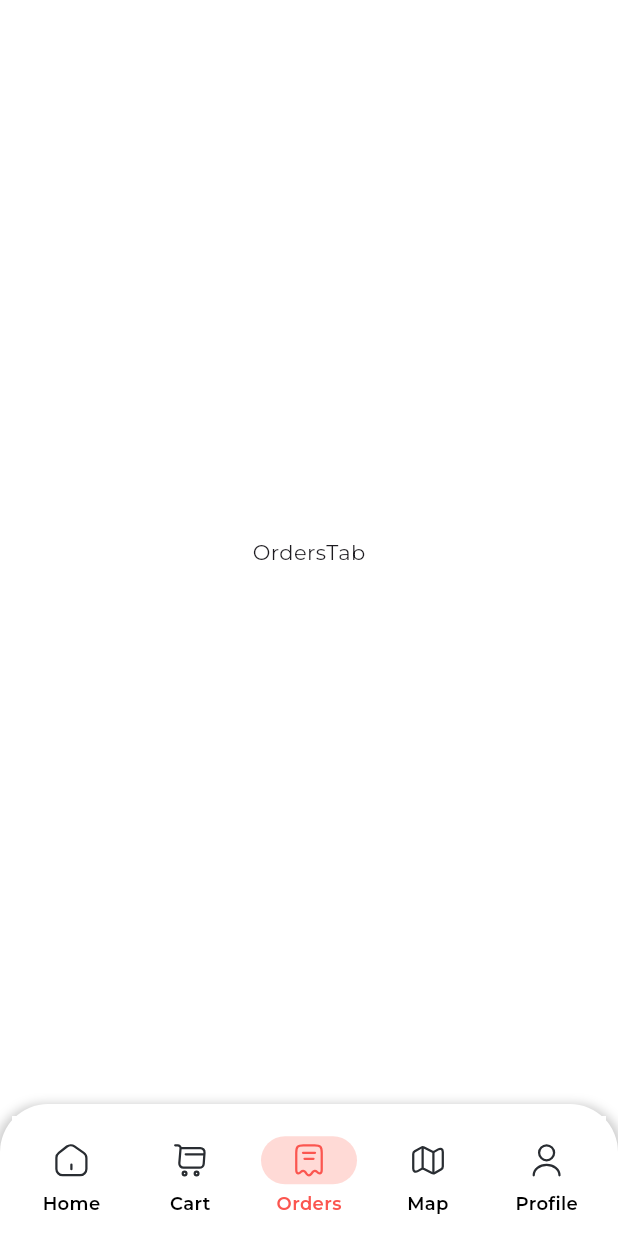
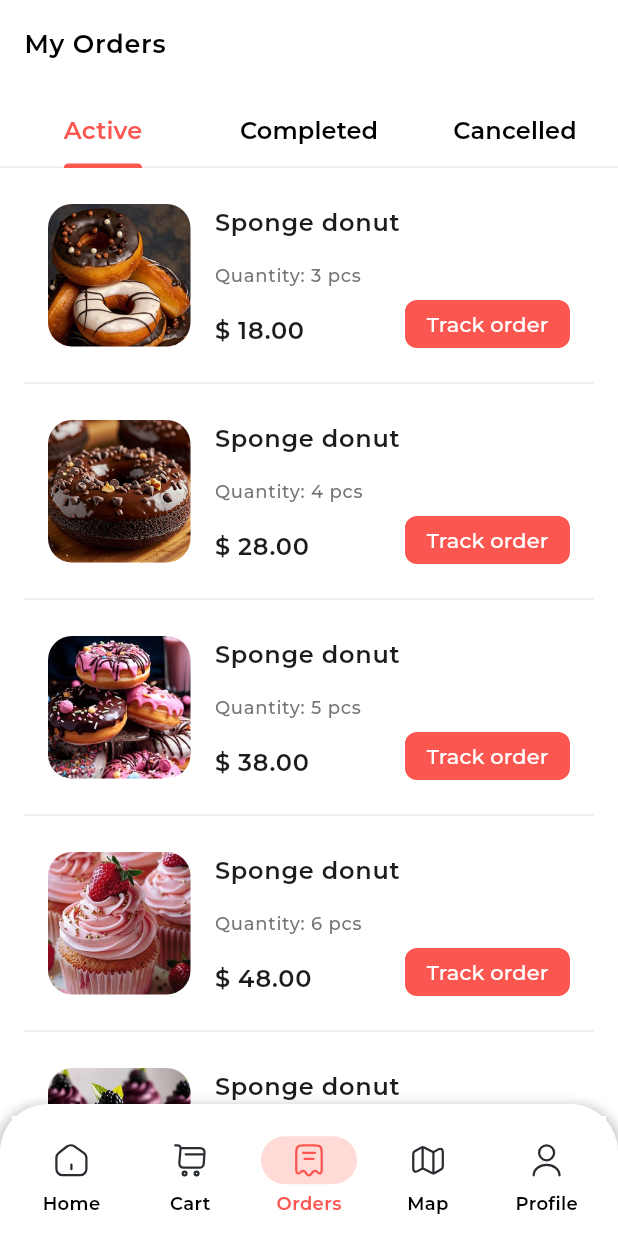
Before and after one commit to ales-dev-studio/Flutter-Sweet-Shop-App-UI, a Flutter app: the screen it shows after launch, item 3 of the bottom bar chosen, on a phone screen of 412 x 824 dp. Run offline on Flutter 3.47's test engine with Material 3 defaults, Android fonts, the phone set to English and light mode, and no system bars; our stand-ins replace bloc, carousel_slider, flutter_bloc, flutter_svg, google_fonts, readmore and 1 more.

Commit message:
Implement orders screen

```diff
--- a/lib/core/widgets/general_app_bar.dart
+++ b/lib/core/widgets/general_app_bar.dart
@@ -6,30 +6,46 @@ import '../theme/dimens.dart';
 import 'app_bordered_icon_button.dart';
 
 class GeneralAppBar extends StatelessWidget implements PreferredSizeWidget {
-  const GeneralAppBar({super.key, required this.title, this.actions});
+  const GeneralAppBar({
+    super.key,
+    required this.title,
+    this.actions,
+    this.showBackIcon = true,
+    this.bottom,
+    this.height,
+  });
 
   final String title;
   final List<Widget>? actions;
+  final bool showBackIcon;
+  final PreferredSizeWidget? bottom;
+  final double? height;
 
   @override
   Widget build(BuildContext context) {
     return AppBar(
       actions: actions,
       title: Text(title),
-      leading: Padding(
-        padding: const EdgeInsets.symmetric(horizontal: Dimens.largePadding),
+      leading:
+          showBackIcon
+              ? Padding(
+                padding: const EdgeInsets.symmetric(
+                  horizontal: Dimens.largePadding,
+                ),
                 child: AppBorderedIconButton(
                   iconPath: Assets.icons.arrowLeft,
                   onPressed: () {
                     appPop(context);
                   },
                 ),
-      ),
+              )
+              : null,
       leadingWidth: 90.0,
+      bottom: bottom,
     );
   }
 
   @override
   Size get preferredSize =>
-      Size.fromHeight(AppBar().preferredSize.height + 16.0);
+      Size.fromHeight(height ?? AppBar().preferredSize.height + 16.0);
 }
--- /dev/null
+++ b/lib/features/home_feature/presentation/widgets/orders_list_widget.dart
@@ -0,0 +1,110 @@
+import 'package:flutter/material.dart';
+import 'package:flutter_sweet_shop_app_ui/core/theme/theme.dart';
+
+import '../../../../core/theme/dimens.dart';
+import '../../../../core/widgets/app_button.dart';
+import '../../data/data_source/local/sample_data.dart';
+
+enum OrderType { active, completed, canceled }
+
+class OrdersListWidget extends StatelessWidget {
+  const OrdersListWidget({super.key, required this.orderType});
+
+  final OrderType orderType;
+
+  @override
+  Widget build(BuildContext context) {
+    final appColors = context.theme.appColors;
+    return ListView.separated(
+      itemCount: categoryProductsImage.length,
+      itemBuilder: (final context, final index) {
+        return Padding(
+          padding: const EdgeInsets.symmetric(
+            horizontal: Dimens.largePadding,
+            vertical: Dimens.veryLargePadding,
+          ),
+          child: Row(
+            spacing: Dimens.largePadding,
+            crossAxisAlignment: CrossAxisAlignment.start,
+            children: [
+              SizedBox(
+                height: 95,
+                width: 95,
+                child: ClipRRect(
+                  borderRadius: BorderRadius.circular(Dimens.corners),
+                  child: Image.asset(
+                    categoryProductsImage[index],
+                    fit: BoxFit.cover,
+                  ),
+                ),
+              ),
+              Expanded(
+                child: Column(
+                  crossAxisAlignment: CrossAxisAlignment.start,
+                  children: [
+                    SizedBox(
+                      height: 40,
+                      child: Text(
+                        'Sponge donut',
+                        style: context.theme.appTypography.bodyLarge,
+                        overflow: TextOverflow.ellipsis,
+                        maxLines: 2,
+                      ),
+                    ),
+                    Row(
+                      mainAxisAlignment: MainAxisAlignment.spaceBetween,
+                      crossAxisAlignment: CrossAxisAlignment.end,
+                      children: [
+                        Column(
+                          spacing: Dimens.largePadding,
+                          crossAxisAlignment: CrossAxisAlignment.start,
+                          children: [
+                            Text(
+                              'Quantity: ${index + 3} pcs',
+                              style: context.theme.appTypography.labelMedium
+                                  .copyWith(color: appColors.gray4),
+                            ),
+                            Text(
+                              '\$ ${index + 1}8.00',
+                              style: context.theme.appTypography.bodyLarge,
+                            ),
+                          ],
+                        ),
+                        SizedBox(
+                          width: 110,
+                          height: 32,
+                          child: AppButton(
+                            title:
+                            orderType == OrderType.active
+                                ? 'Track order'
+                                : orderType == OrderType.completed
+                                ? 'Delivered'
+                                : 'Order again',
+                            color:
+                            orderType == OrderType.active
+                                ? appColors.primary
+                                : orderType == OrderType.completed
+                                ? appColors.successLight
+                                : appColors.error,
+                            margin: EdgeInsets.zero,
+                            padding: WidgetStateProperty.all<EdgeInsets>(
+                              EdgeInsets.symmetric(horizontal: Dimens.padding),
+                            ),
+                            onPressed: () {},
+                          ),
+                        ),
+                      ],
+                    )
+                  ],
+                ),
+              ),
+            ],
+          ),
+        );
+      },
+      separatorBuilder: (final context, final index) {
+        return Divider(height: 0, color: appColors.gray);
+      },
+    );
+  }
+}
--- a/lib/features/home_feature/presentation/widgets/tabs/orders_tab.dart
+++ b/lib/features/home_feature/presentation/widgets/tabs/orders_tab.dart
@@ -1,10 +1,63 @@
 import 'package:flutter/material.dart';
+import 'package:flutter_sweet_shop_app_ui/core/theme/theme.dart';
+import 'package:flutter_sweet_shop_app_ui/core/widgets/app_scaffold.dart';
+import 'package:flutter_sweet_shop_app_ui/core/widgets/general_app_bar.dart';
 
-class OrdersTab extends StatelessWidget {
+import '../orders_list_widget.dart';
+
+class OrdersTab extends StatefulWidget {
   const OrdersTab({super.key});
 
   @override
+  State<OrdersTab> createState() => _OrdersTabState();
+}
+
+class _OrdersTabState extends State<OrdersTab>
+    with SingleTickerProviderStateMixin {
+  late TabController _tabController;
+
+  @override
+  void initState() {
+    super.initState();
+    _tabController = TabController(length: 3, vsync: this);
+  }
+
+  @override
+  void dispose() {
+    _tabController.dispose();
+    super.dispose();
+  }
+
+  @override
   Widget build(BuildContext context) {
-    return const Center(child: Text('OrdersTab'));
+    final appColors = context.theme.appColors;
+    return AppScaffold(
+      appBar: GeneralAppBar(
+        title: 'My Orders',
+        showBackIcon: false,
+        height: AppBar().preferredSize.height + 56,
+        bottom: TabBar(
+          controller: _tabController,
+          dividerColor: appColors.gray,
+          labelColor: appColors.primary,
+          labelStyle: TextStyle(fontWeight: FontWeight.w600, fontSize: 16),
+          unselectedLabelColor: appColors.black,
+          indicatorColor: appColors.primary,
+          tabs: [
+            Tab(child: Text('Active')),
+            Tab(child: Text('Completed')),
+            Tab(child: Text('Cancelled')),
+          ],
+        ),
+      ),
+      body: TabBarView(
+        controller: _tabController,
+        children: [
+          OrdersListWidget(orderType: OrderType.active),
+          OrdersListWidget(orderType: OrderType.completed),
+          OrdersListWidget(orderType: OrderType.canceled),
+        ],
+      ),
+    );
   }
 }
```
Lines whose indentation alone changed are shown as unchanged.
